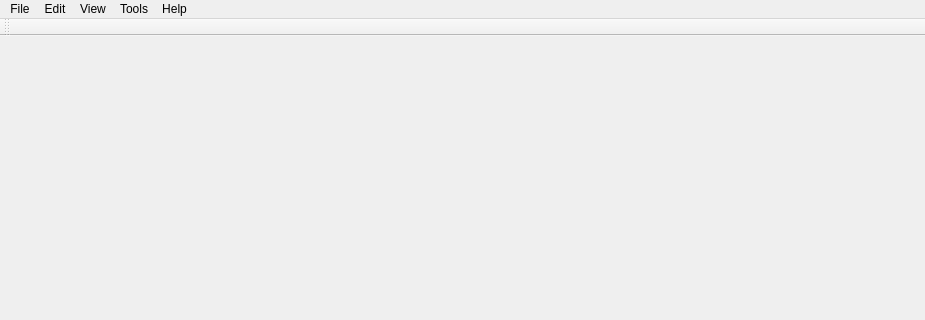
Above: BittorrentGUI/mainwindow.ui from ambarishsatheesh/Bittorrent-Client before the change; both pictures show x 0 to 925 and y 0 to 320 of the 925 by 739 pixel window. Below: the same form after it.
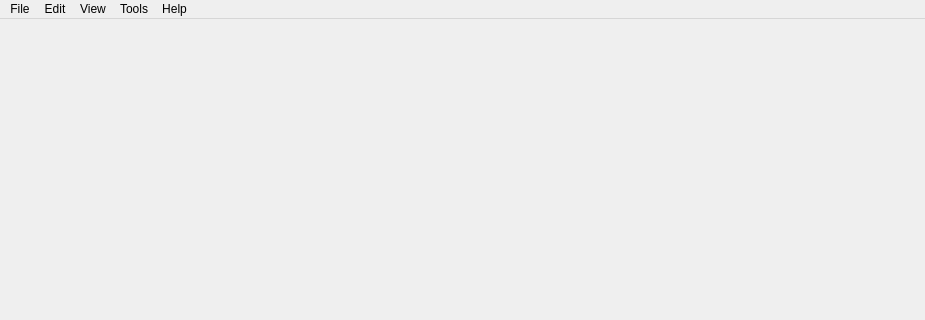
That is the form after the change. Icons and pictures are not drawn.

Commit message: -add search filter textbox to gui

Patch:
```diff
--- a/BittorrentGUI/mainwindow.ui
+++ b/BittorrentGUI/mainwindow.ui
@@ -78,17 +78,6 @@
    <addaction name="menuAbout"/>
   </widget>
   <widget class="QStatusBar" name="statusBar"/>
-  <widget class="QToolBar" name="toolBar">
-   <property name="windowTitle">
-    <string>toolBar</string>
-   </property>
-   <attribute name="toolBarArea">
-    <enum>TopToolBarArea</enum>
-   </attribute>
-   <attribute name="toolBarBreak">
-    <bool>false</bool>
-   </attribute>
-  </widget>
   <action name="actionResume">
    <property name="icon">
     <iconset resource="Resources.qrc">
```
The commit also changes 4 other files.
